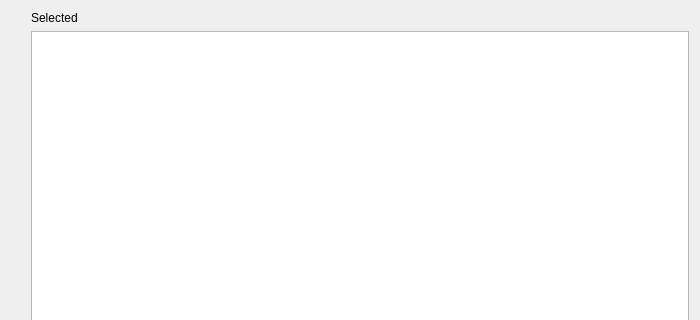
Old version of the form plugins/extensions/resourcemanager/pageresourcechooser.ui in the repository KDE/krita; both pictures show x 0 to 700 and y 0 to 320 of the 700 by 510 pixel window.
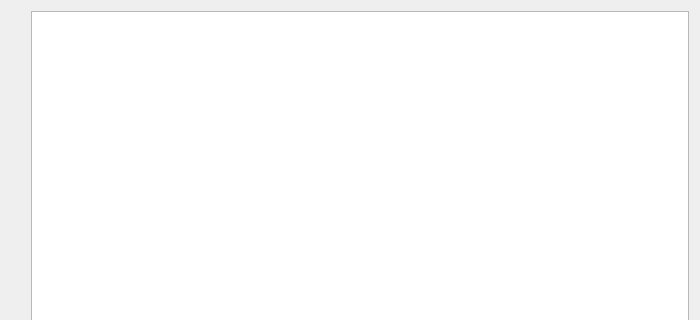
New version of the form.

The edit to the form file:
```diff
--- a/plugins/extensions/resourcemanager/pageresourcechooser.ui
+++ b/plugins/extensions/resourcemanager/pageresourcechooser.ui
@@ -48,17 +48,7 @@
      <item>
       <layout class="QVBoxLayout" name="verticalLayout_2">
        <item>
-        <widget class="QLabel" name="selected">
-         <property name="sizePolicy">
-          <sizepolicy hsizetype="Expanding" vsizetype="Fixed">
-           <horstretch>0</horstretch>
-           <verstretch>0</verstretch>
-          </sizepolicy>
-         </property>
-         <property name="text">
-          <string>Selected</string>
-         </property>
-        </widget>
+        <layout class="QHBoxLayout" name="horizontalLayout_2"/>
        </item>
        <item>
         <widget class="QListWidget" name="tableSelected">
```
